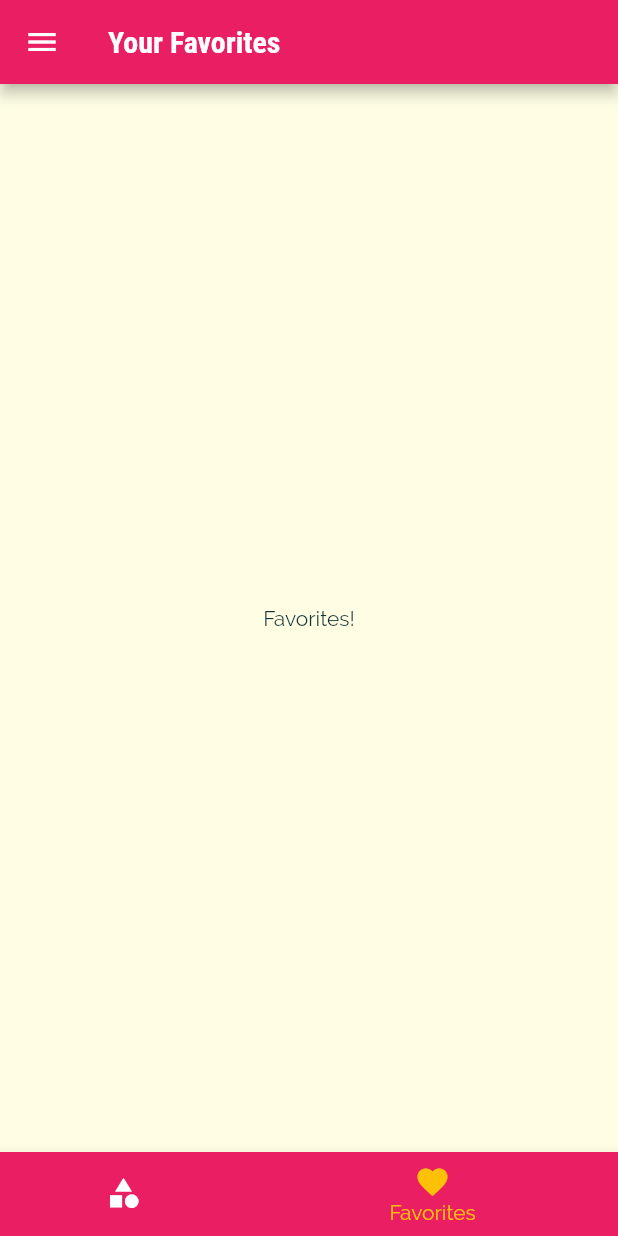
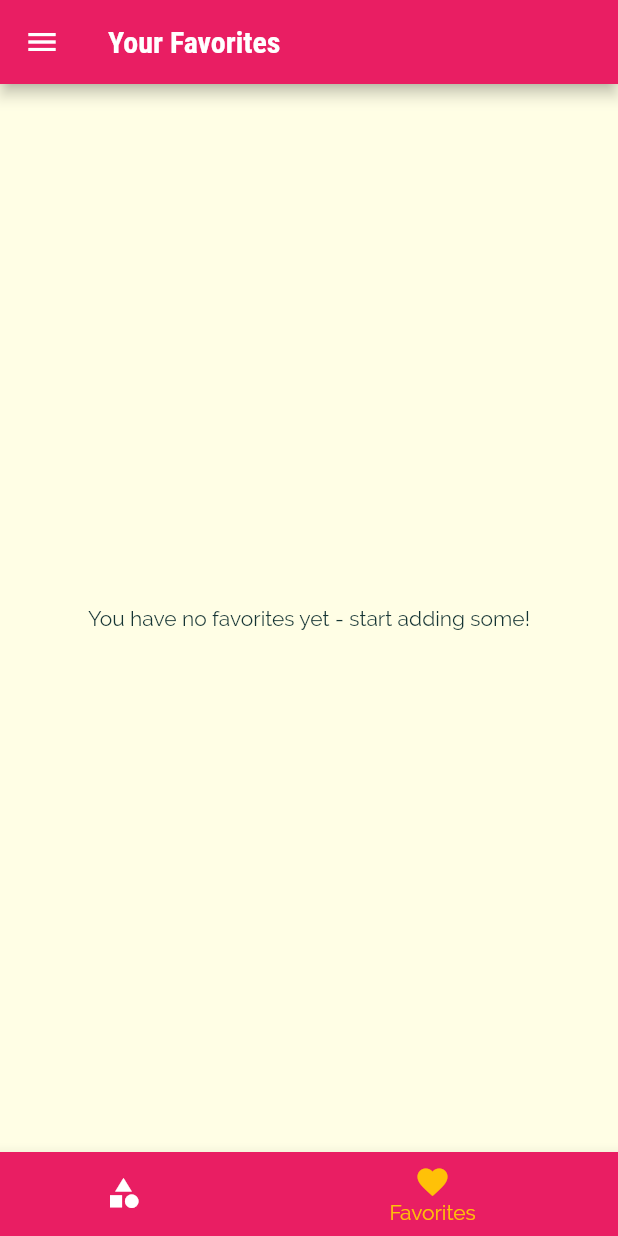
Before and after one commit to eliassparagis/flutter, a Flutter app: the screen it shows after launch, item 2 of the bottom bar chosen, on a phone screen of 412 x 824 dp. Run offline on Flutter 3.47's test engine with Material 2 defaults, Android fonts, the phone set to English and light mode, and no system bars.

Commit message:
favorites

```diff
--- a/lib/main.dart
+++ b/lib/main.dart
@@ -24,13 +24,14 @@ class _MyAppState extends State<MyApp> {
   };
 
   List<Meal> _availableMeals = DUMMY_MEALS;
+  List<Meal> _favoriteMeals = [];
 
   void _setFilters(Map<String, bool> filterData) {
     setState(() {
       _filters = filterData;
       _availableMeals = DUMMY_MEALS.where((meal) {
         if (_filters['gluten'] && !meal.isGlutenFree) {
-           return false;
+          return false;
         }
 
         if (_filters['lactose'] && !meal.isLactoseFree) {
@@ -48,6 +49,24 @@ class _MyAppState extends State<MyApp> {
         return true;
       }).toList();
     });
+  }
+
+  void _toggleFavorite(String mealId) {
+    final existingIndex =
+        _favoriteMeals.indexWhere((meal) => meal.id == mealId);
+    if (existingIndex >= 0) {
+      setState(() {
+        _favoriteMeals.removeAt(existingIndex);
+      });
+    } else {
+      setState(() {
+        _favoriteMeals.add(DUMMY_MEALS.firstWhere((meal) => meal.id == mealId));
+      });
+    }
+  }
+
+  bool _isMealFavorite(String mealId) {
+    return _favoriteMeals.any((meal) => meal.id == mealId);
   }
 
   @override
@@ -72,10 +91,11 @@ class _MyAppState extends State<MyApp> {
       // home: CategoriesScreen(),
       initialRoute: '/',
       routes: {
-        '/': (ctx) => const TabsScreen(),
-        CategoryMealsScreen.routeName: (ctx) => CategoryMealsScreen(_availableMeals),
+        '/': (ctx) => TabsScreen(_favoriteMeals),
+        CategoryMealsScreen.routeName: (ctx) =>
+            CategoryMealsScreen(_availableMeals),
         FiltersScreen.routeName: (ctx) => FiltersScreen(_filters, _setFilters),
-        MealDetailScreen.routeName: (ctx) => const MealDetailScreen(),
+        MealDetailScreen.routeName: (ctx) => MealDetailScreen(_toggleFavorite, _isMealFavorite),
       },
       onGenerateRoute: (settings) {
         print(settings.arguments);
--- a/lib/screens/category_meals_screen.dart
+++ b/lib/screens/category_meals_screen.dart
@@ -57,8 +57,8 @@ class _CategoryMealsScreenState extends State<CategoryMealsScreen> {
       body: ListView.builder(
         itemBuilder: (ctx, index) {
           return MealItem(
-            displayedMeals[index].id,
-            _removeMeal,
+            mealId: displayedMeals[index].id,
+            removeItem: _removeMeal,
           );
         },
         itemCount: displayedMeals.length,
--- a/lib/screens/favorites_screen.dart
+++ b/lib/screens/favorites_screen.dart
@@ -1,12 +1,27 @@
 import 'package:flutter/material.dart';
+import '../models/meal.dart';
+import '../widgets/meal_item.dart';
 
 class FavoritesScreen extends StatelessWidget {
-  const FavoritesScreen();
+  final List<Meal> favoriteMeals;
+
+  const FavoritesScreen(this.favoriteMeals);
 
   @override
   Widget build(BuildContext context) {
-    return Center(
-      child: Text('Favorites!'),
-    );
+    if (favoriteMeals.isEmpty) {
+      return const Center(
+        child: Text('You have no favorites yet - start adding some!',),
+      );
+    } else {
+      return ListView.builder(
+        itemBuilder: (ctx, index) {
+          return MealItem(
+            mealId: favoriteMeals[index].id,
+          );
+        },
+        itemCount: favoriteMeals.length,
+      );
+    }
   }
 }
--- a/lib/screens/tabs_screen.dart
+++ b/lib/screens/tabs_screen.dart
@@ -1,3 +1,4 @@
+import 'package:deli_meals/models/meal.dart';
 import 'package:flutter/material.dart';
 
 import '../screens/categories_screen.dart';
@@ -5,24 +6,33 @@ import '../screens/favorites_screen.dart';
 import '../widgets/main_drawer.dart';
 
 class TabsScreen extends StatefulWidget {
-  const TabsScreen();
+  final List<Meal> favoriteMeals;
+
+  const TabsScreen(this.favoriteMeals);
 
   @override
   State<TabsScreen> createState() => _TabsScreenState();
 }
 
 class _TabsScreenState extends State<TabsScreen> {
-  final List<Map<String, Object>> _pages = [
-    {'page': CategoriesScreen(), 'title': 'Categories'},
-    {'page': FavoritesScreen(), 'title': 'Your Favorites'},
-  ];
-
+  List<Map<String, Object>> _pages;
   int _selectedPageIndex = 0;
 
   void _selectPage(index) {
     setState(() {
       _selectedPageIndex = index;
     });
+  }
+
+
+  @override
+  void initState() {
+    _pages = [
+      {'page': CategoriesScreen(), 'title': 'Categories'},
+      {'page': FavoritesScreen(widget.favoriteMeals), 'title': 'Your Favorites'},
+    ];
+
+    super.initState();
   }
 
   @override
--- a/lib/widgets/meal_item.dart
+++ b/lib/widgets/meal_item.dart
@@ -5,11 +5,11 @@ import '../screens/meal_detail_screen.dart';
 import '../models/meal.dart';
 
 class MealItem extends StatelessWidget {
-  final String mealId;
+  @required final String mealId;
   final Function removeItem;
   Meal _meal;
 
-  MealItem(this.mealId, this.removeItem) {
+  MealItem({this.mealId, this.removeItem}) {
     _meal = DUMMY_MEALS.where((meal) => meal.id == mealId).first;
   }
 
```
Also changed, not shown: lib/screens/meal_detail_screen.dart (+7 -4 lines).
